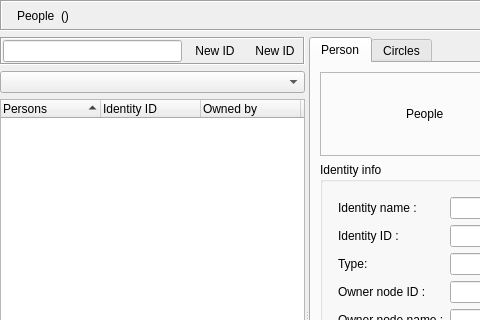
Old version of the form retroshare-gui/src/gui/Identity/IdDialog.ui in the repository RetroShare/RetroShare; both pictures show x 0 to 480 and y 0 to 320 of the 800 by 600 pixel window.
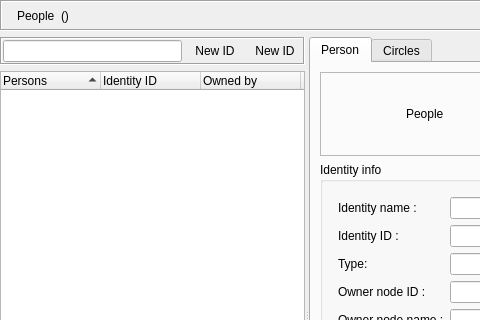
New version of the form. The open tabs and pages were chosen to show the change. Icons and pictures are not drawn. Custom widgets are drawn as their Qt base class.

Commit message: Merge Filter ComboBox to Header Context Menu in IdDialog.

The edit to the form file:
```diff
--- a/retroshare-gui/src/gui/Identity/IdDialog.ui
+++ b/retroshare-gui/src/gui/Identity/IdDialog.ui
@@ -229,12 +229,6 @@
          </layout>
         </widget>
        </item>
-       <item>
-        <widget class="QComboBox" name="filterComboBox"/>
-       </item>
-       <item>
-        <layout class="QHBoxLayout" name="filterLayout"/>
-       </item>
        <item>
         <widget class="RSTreeWidget" name="idTreeWidget">
          <property name="sizePolicy">
```
Left out of the diff: 68 changed lines with no effect on the pictures. Lines whose indentation alone changed are shown as unchanged. The commit also changes 4 other files.
